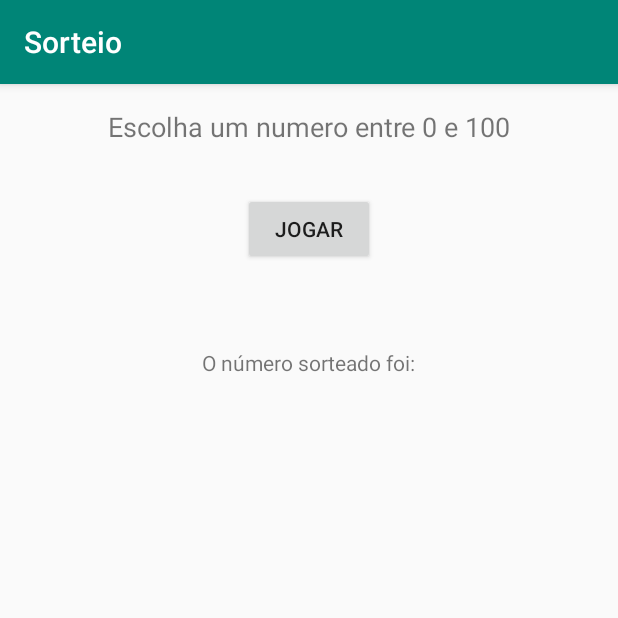
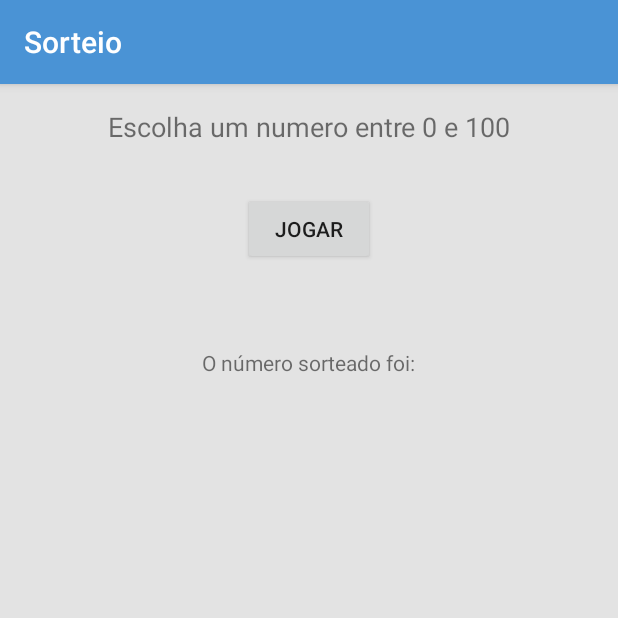
Before and after one commit to lcarrafabr/sorteio, an Android app: the screen it shows after launch (MainActivity), on a phone screen of 412 x 824 dp, the top half of it. Run offline under Robolectric (Android 15) with nearby library versions, the phone set to English and light mode, and no system bars.

Commit message:
Customizando orientação de tela e temas

```diff
--- a/app/src/main/AndroidManifest.xml
+++ b/app/src/main/AndroidManifest.xml
@@ -9,7 +9,8 @@
         android:roundIcon="@mipmap/ic_launcher_round"
         android:supportsRtl="true"
         android:theme="@style/AppTheme">
-        <activity android:name=".MainActivity">
+        <activity android:name=".MainActivity"
+            android:screenOrientation="portrait">
             <intent-filter>
                 <action android:name="android.intent.action.MAIN" />
 
--- a/app/src/main/res/values/colors.xml
+++ b/app/src/main/res/values/colors.xml
@@ -1,6 +1,7 @@
 <?xml version="1.0" encoding="utf-8"?>
 <resources>
-    <color name="colorPrimary">#008577</color>
-    <color name="colorPrimaryDark">#00574B</color>
+    <color name="colorPrimary">#4A93D5</color>
+    <color name="colorPrimaryDark">#1F4B72</color>
     <color name="colorAccent">#D81B60</color>
+    <color name="corFundo">#e3e3e3</color>
 </resources>
--- a/app/src/main/res/values/styles.xml
+++ b/app/src/main/res/values/styles.xml
@@ -6,6 +6,7 @@
         <item name="colorPrimary">@color/colorPrimary</item>
         <item name="colorPrimaryDark">@color/colorPrimaryDark</item>
         <item name="colorAccent">@color/colorAccent</item>
+        <item name="android:windowBackground">@color/corFundo</item>
     </style>
 
 </resources>
```
